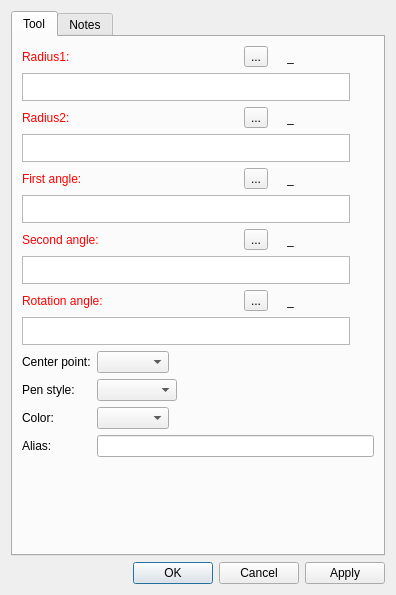
Qt form src/libs/vtools/dialogs/tools/dialogellipticalarc.ui (dismine/valentina) before a commit.
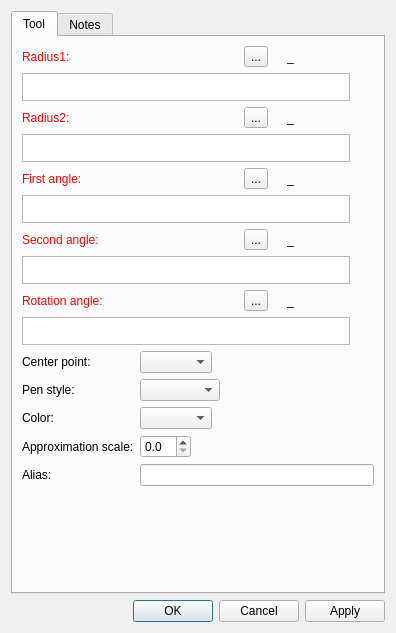
The same form after that commit. Icons and pictures are not drawn. Custom widgets are drawn as their Qt base class.

Commit message: Enable Approximation scale option for Elliptical arc.

Patch:
```diff
--- a/src/libs/vtools/dialogs/tools/dialogellipticalarc.ui
+++ b/src/libs/vtools/dialogs/tools/dialogellipticalarc.ui
@@ -7,7 +7,7 @@
     <x>0</x>
     <y>0</y>
     <width>396</width>
-    <height>595</height>
+    <height>633</height>
    </rect>
   </property>
   <property name="windowTitle">
@@ -1026,16 +1026,39 @@
            </property>
           </widget>
          </item>
-         <item row="3" column="0">
+         <item row="4" column="0">
           <widget class="QLabel" name="labelAlias">
            <property name="text">
             <string>Alias:</string>
            </property>
           </widget>
          </item>
-         <item row="3" column="1">
+         <item row="4" column="1">
           <widget class="QLineEdit" name="lineEditAlias"/>
          </item>
+         <item row="3" column="0">
+          <widget class="QLabel" name="label_13">
+           <property name="text">
+            <string>Approximation scale:</string>
+           </property>
+          </widget>
+         </item>
+         <item row="3" column="1">
+          <widget class="QDoubleSpinBox" name="doubleSpinBoxApproximationScale">
+           <property name="toolTip">
+            <string>Set approximation scale for this curve, 0 - use global value</string>
+           </property>
+           <property name="decimals">
+            <number>1</number>
+           </property>
+           <property name="maximum">
+            <double>10.000000000000000</double>
+           </property>
+           <property name="singleStep">
+            <double>0.100000000000000</double>
+           </property>
+          </widget>
+         </item>
         </layout>
        </item>
        <item>
```
The commit also changes 8 other files.
